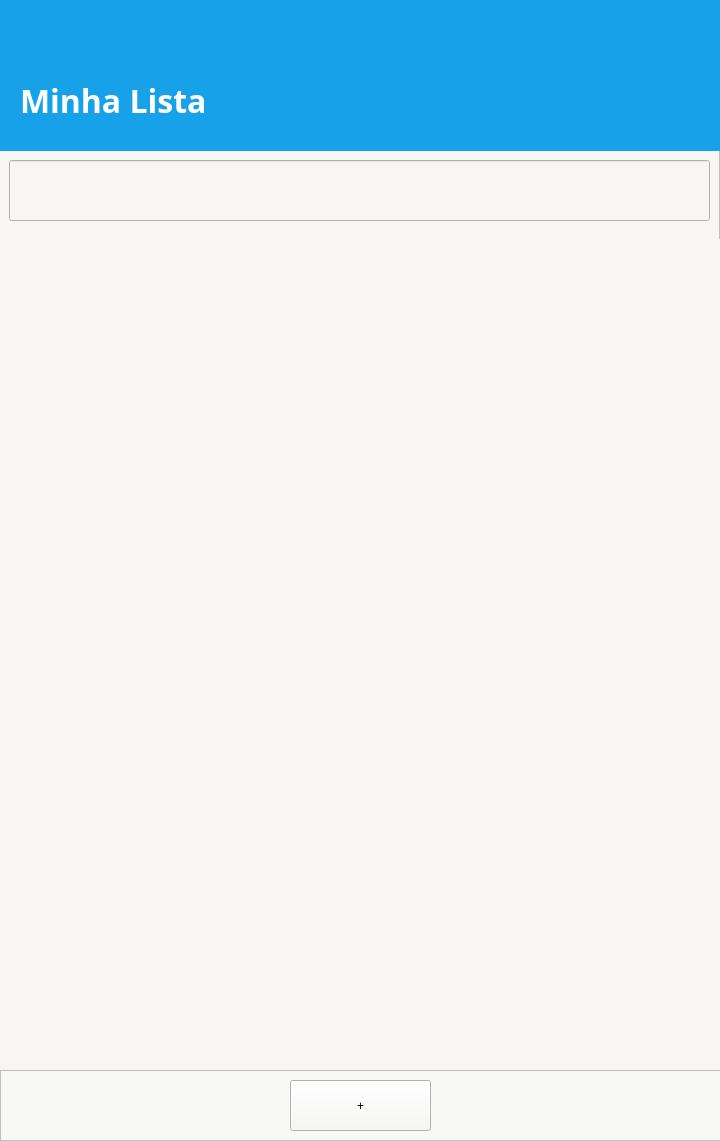
This is widget.ui in AlexFerraro/ListaDeCompras as Qt 5 draws it before an edit. The edited form follows.
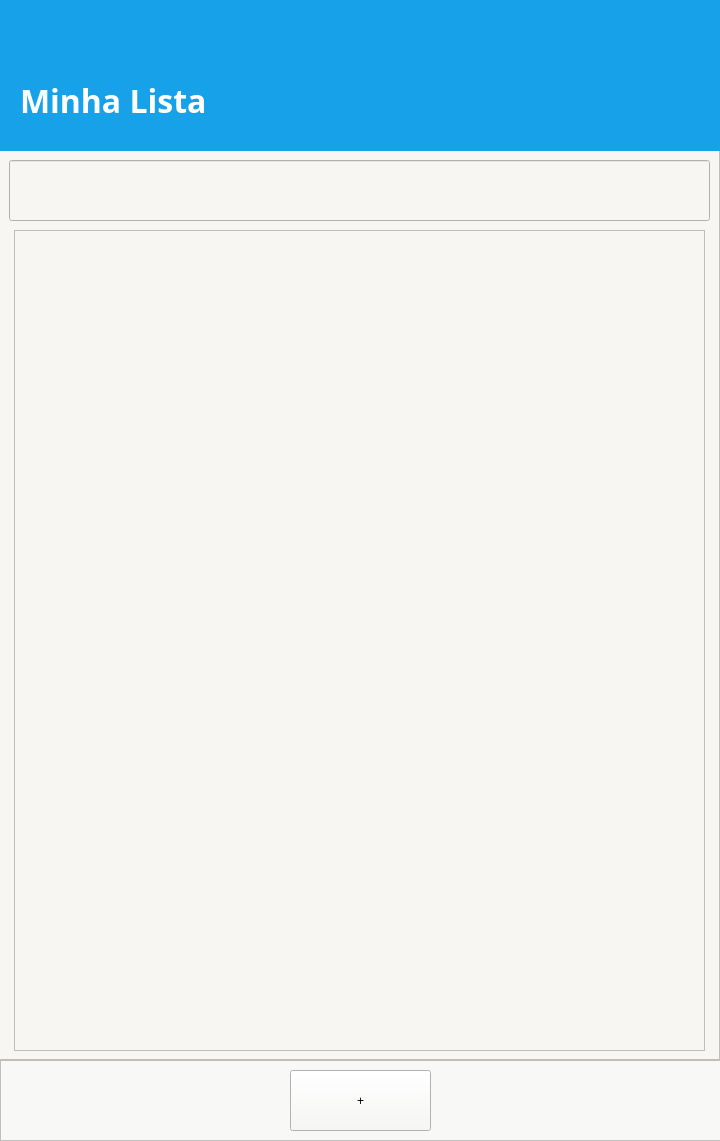
This is the edited form.

Diff of the .ui file:
```diff
--- a/widget.ui
+++ b/widget.ui
@@ -28,7 +28,7 @@
      <x>-1</x>
      <y>149</y>
      <width>721</width>
-     <height>921</height>
+     <height>911</height>
     </rect>
    </property>
    <property name="styleSheet">
@@ -40,17 +40,6 @@
    <property name="frameShadow">
     <enum>QFrame::Raised</enum>
    </property>
-   <widget class="QWidget" name="verticalLayoutWidget_2">
-    <property name="geometry">
-     <rect>
-      <x>0</x>
-      <y>90</y>
-      <width>721</width>
-      <height>831</height>
-     </rect>
-    </property>
-    <layout class="QVBoxLayout" name="verticalLayout_2"/>
-   </widget>
    <widget class="QLineEdit" name="ProductAddLineEdit">
     <property name="geometry">
      <rect>
@@ -61,6 +50,16 @@
      </rect>
     </property>
    </widget>
+   <widget class="QListWidget" name="ProductListWidget">
+    <property name="geometry">
+     <rect>
+      <x>15</x>
+      <y>81</y>
+      <width>691</width>
+      <height>821</height>
+     </rect>
+    </property>
+   </widget>
   </widget>
   <widget class="QFrame" name="TopFrame">
    <property name="geometry">
@@ -103,9 +102,9 @@
    <property name="geometry">
     <rect>
      <x>0</x>
-     <y>1070</y>
+     <y>1060</y>
      <width>721</width>
-     <height>71</height>
+     <height>81</height>
     </rect>
    </property>
    <property name="styleSheet">
@@ -123,7 +122,7 @@
       <x>290</x>
       <y>10</y>
       <width>141</width>
-      <height>51</height>
+      <height>61</height>
      </rect>
     </property>
     <property name="text">
```
